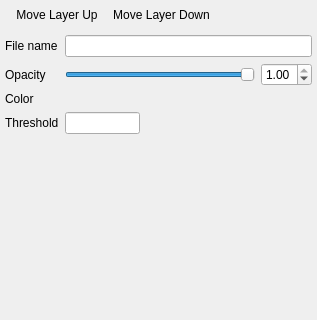
Before: the Qt Designer form freeview/PanelROI.ui in freesurfer/freesurfer, drawn with Qt 5; both pictures show x 0 to 317 and y 0 to 320 of the 317 by 901 pixel window.
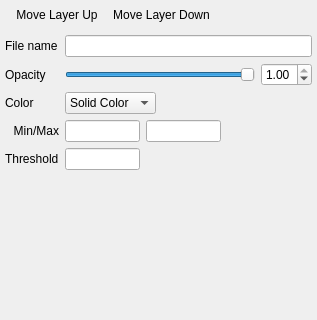
After: the same form once the commit is applied. Icons and pictures are not drawn. Custom widgets are drawn as their Qt base class.

Commit message: added heatscale display option for volume and surface labels

What changed in the file:
```diff
--- a/freeview/PanelROI.ui
+++ b/freeview/PanelROI.ui
@@ -121,7 +121,28 @@
       <item row="3" column="1">
        <layout class="QHBoxLayout" name="horizontalLayout">
         <item>
-         <widget class="QtColorPicker" name="colorPickerColor" native="true"/>
+         <widget class="QComboBox" name="comboBoxColorMap">
+          <item>
+           <property name="text">
+            <string>Solid Color</string>
+           </property>
+          </item>
+          <item>
+           <property name="text">
+            <string>Heatscale</string>
+           </property>
+          </item>
+         </widget>
+        </item>
+        <item>
+         <widget class="QtColorPicker" name="colorPickerColor" native="true">
+          <property name="minimumSize">
+           <size>
+            <width>15</width>
+            <height>0</height>
+           </size>
+          </property>
+         </widget>
         </item>
         <item>
          <spacer name="horizontalSpacer">
@@ -145,14 +166,14 @@
         </property>
        </widget>
       </item>
-      <item row="4" column="0">
+      <item row="6" column="0">
        <widget class="QLabel" name="labelColor_2">
         <property name="text">
          <string>Threshold</string>
         </property>
        </widget>
       </item>
-      <item row="4" column="1">
+      <item row="6" column="1">
        <layout class="QHBoxLayout" name="horizontalLayout_3">
         <item>
          <widget class="QLineEdit" name="lineEditThreshold">
@@ -179,6 +200,53 @@
         </item>
        </layout>
       </item>
+      <item row="4" column="1">
+       <layout class="QHBoxLayout" name="horizontalLayout_4">
+        <item>
+         <widget class="QLineEdit" name="lineEditHeatscaleMin">
+          <property name="maximumSize">
+           <size>
+            <width>75</width>
+            <height>16777215</height>
+           </size>
+          </property>
+         </widget>
+        </item>
+        <item>
+         <widget class="QLineEdit" name="lineEditHeatscaleMax">
+          <property name="maximumSize">
+           <size>
+            <width>75</width>
+            <height>16777215</height>
+           </size>
+          </property>
+         </widget>
+        </item>
+        <item>
+         <spacer name="horizontalSpacer_4">
+          <property name="orientation">
+           <enum>Qt::Horizontal</enum>
+          </property>
+          <property name="sizeHint" stdset="0">
+           <size>
+            <width>0</width>
+            <height>0</height>
+           </size>
+          </property>
+         </spacer>
+        </item>
+       </layout>
+      </item>
+      <item row="4" column="0">
+       <widget class="QLabel" name="labelHeatscaleRange">
+        <property name="text">
+         <string>Min/Max</string>
+        </property>
+        <property name="alignment">
+         <set>Qt::AlignRight|Qt::AlignTrailing|Qt::AlignVCenter</set>
+        </property>
+       </widget>
+      </item>
      </layout>
     </item>
     <item>
```
Left out of the diff: 36 changed lines with no effect on the pictures. The commit also changes 17 other files.
